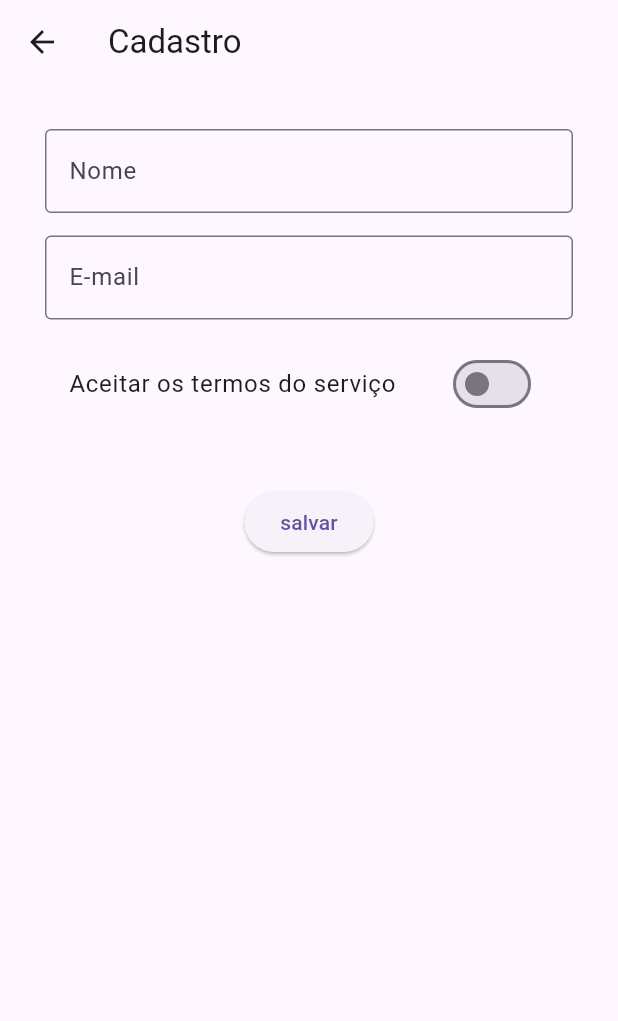
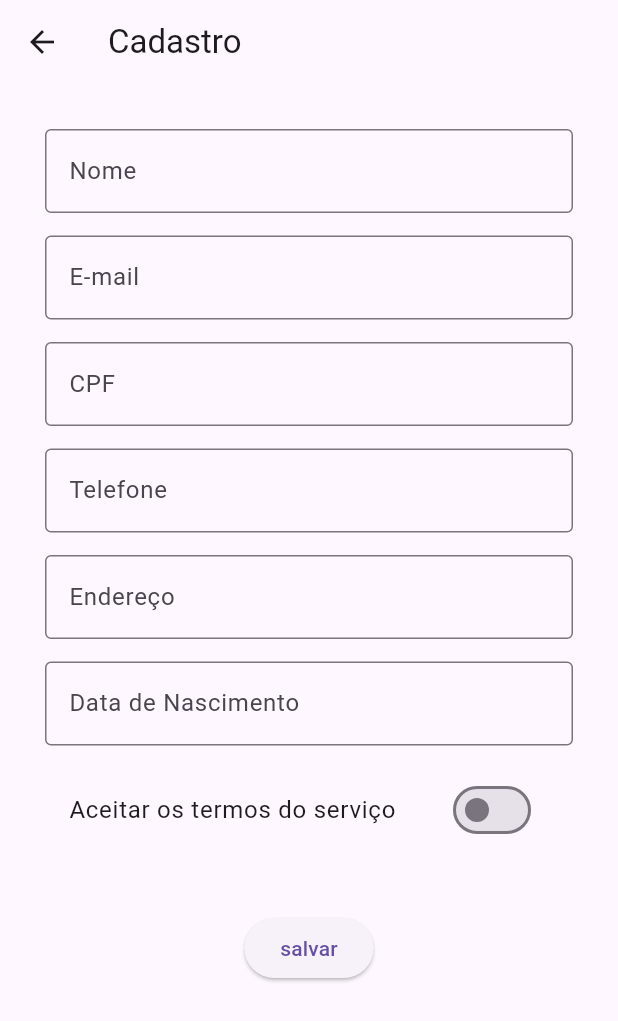
Before and after one commit to HenriqueCapellariPayno/projeto_flutter, a Flutter app: the CadastroView screen opened by its route, on a phone screen of 412 x 824 dp. Shown: the top 1021 px of the screen. Run offline on Flutter 3.47's test engine with Material 3 defaults, Android fonts, the light colour scheme and no system bars; our stand-ins replace device_preview, get_it.

Commit message:
att do fiote

```diff
--- a/lib/controller/cadastro_controller.dart
+++ b/lib/controller/cadastro_controller.dart
@@ -4,6 +4,10 @@ class CadastroController extends ChangeNotifier{
 
   final txtNome = TextEditingController();
   final txtEmail = TextEditingController();
+  final txtCpf = TextEditingController();
+  final txtTelefone = TextEditingController();
+  final txtEndereco = TextEditingController();
+  final txtDataNascimento = TextEditingController();
 
   bool _aceito = false;
 
--- a/lib/main.dart
+++ b/lib/main.dart
@@ -1,3 +1,4 @@
+import 'package:aula_navigator/view/login_view.dart';
 import 'package:flutter/material.dart';
 import 'package:device_preview/device_preview.dart';
 import 'package:get_it/get_it.dart';
@@ -6,6 +7,7 @@ import 'controller/cadastro_controller.dart';
 import 'package:aula_navigator/view/exibicao_view.dart';
 import 'package:aula_navigator/view/home_view.dart';
 import 'package:aula_navigator/view/cadastro_view.dart';
+import 'package:aula_navigator/view/login_view.dart';
 
 final g = GetIt.instance;
 
@@ -32,6 +34,7 @@ class MainApp extends StatelessWidget {
         'home': (context) => const HomeView(),
         'cadastro': (context) => const CadastroView(),
         'exibicao': (context) => const ExibicaoView(),
+        'login': (context) => const LoginView(),
       },
 
     );
--- a/lib/view/cadastro_view.dart
+++ b/lib/view/cadastro_view.dart
@@ -28,6 +28,7 @@ class _CadastroViewState extends State<CadastroView> {
         ),
         body: Padding(
           padding: EdgeInsets.all(30),
+          child: SingleChildScrollView(
             child: Column(
               children: [
                 TextField(
@@ -46,6 +47,41 @@ class _CadastroViewState extends State<CadastroView> {
                   ),
                 ),
                 SizedBox(height: 15),
+                TextField(
+                  controller: ctrl.txtCpf,
+                  decoration: InputDecoration(
+                    labelText: 'CPF',
+                    border: OutlineInputBorder(),
+                  ),
+                  keyboardType: TextInputType.number,
+                ),
+                SizedBox(height: 15),
+                TextField(
+                  controller: ctrl.txtTelefone,
+                  decoration: InputDecoration(
+                    labelText: 'Telefone',
+                    border: OutlineInputBorder(),
+                  ),
+                  keyboardType: TextInputType.phone,
+                ),
+                SizedBox(height: 15),
+                TextField(
+                  controller: ctrl.txtEndereco,
+                  decoration: InputDecoration(
+                    labelText: 'Endereço',
+                    border: OutlineInputBorder(),
+                  ),
+                ),
+                SizedBox(height: 15),
+                TextField(
+                  controller: ctrl.txtDataNascimento,
+                  decoration: InputDecoration(
+                    labelText: 'Data de Nascimento',
+                    border: OutlineInputBorder(),
+                  ),
+                  keyboardType: TextInputType.datetime,
+                ),
+                SizedBox(height: 15),
                 SwitchListTile(
                   title: Text('Aceitar os termos do serviço'),
                   value: ctrl.aceito,
@@ -62,6 +98,7 @@ class _CadastroViewState extends State<CadastroView> {
                 ),
               ],
             ),
+          ),
         ));
   }
 }
```
Also changed, not shown: lib/view/home_view.dart (+18 -9 lines), lib/view/login_view.dart (added, +67 -0 lines). Lines whose indentation alone changed are shown as unchanged.
